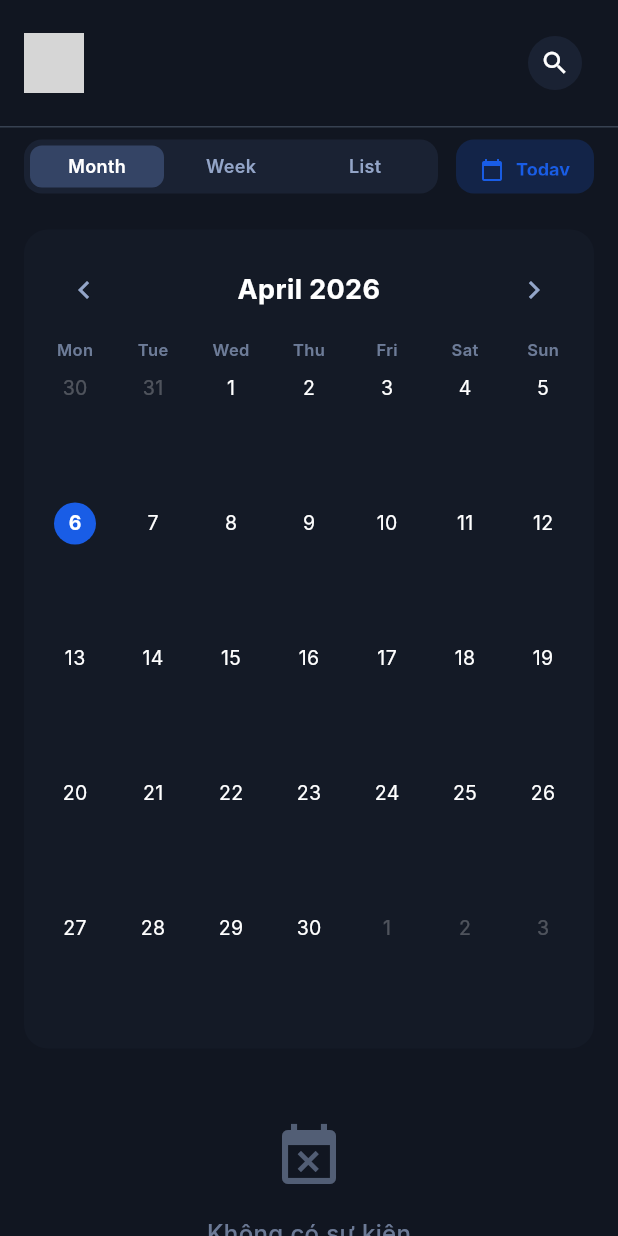
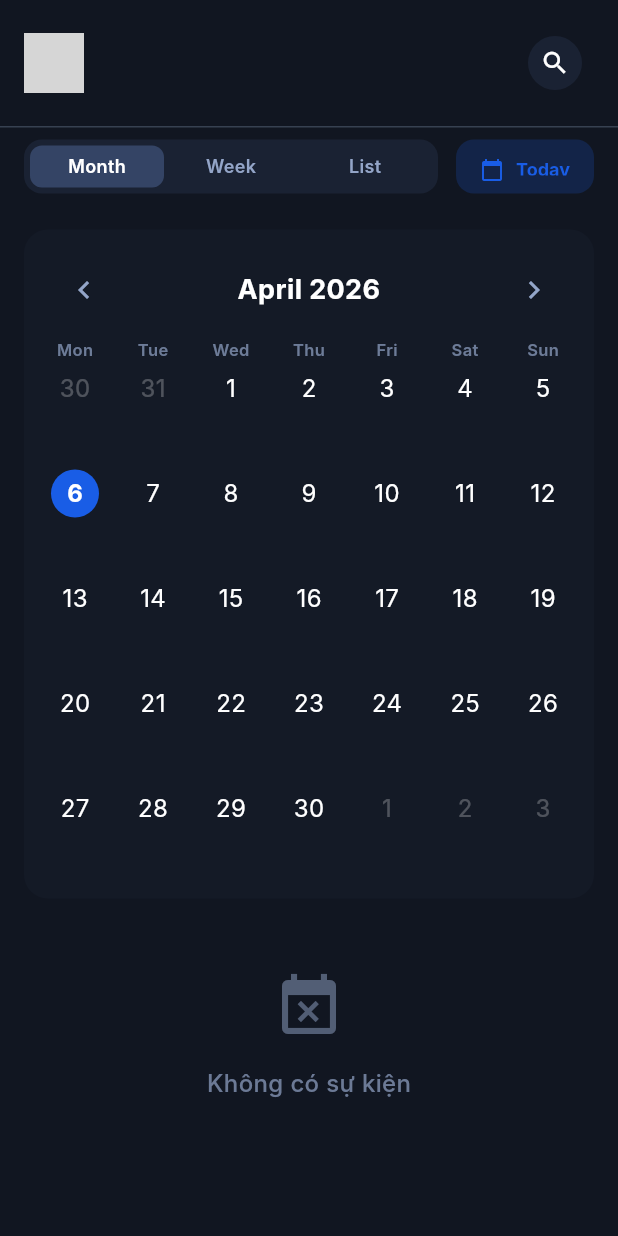
Before and after one commit to HongPhuoc203/CG-Calendar-2026-IOS, a Flutter app: the CalendarScreen screen opened directly, on a phone screen of 412 x 824 dp. Run offline on Flutter 3.47's test engine with Material 3 defaults, Android fonts, the phone set to English and light mode, and no system bars; drawn by our look-alikes of table_calendar; our stand-ins replace cloud_firestore, equatable, firebase_auth, firebase_core, firebase_messaging, fl_chart and 12 more; missing offline and left inert: dart:html, excel; accounts and stored records are empty; generated files the repository leaves out were written again; network calls fail; Roboto replaces fonts that are missing (Inter); grey boxes are pictures that could not be loaded.

Commit message:
feat: update fcm service, auth, login, calendar and event details screens
Made-with: Cursor

```diff
--- a/lib/presentation/calendar/calendar_screen.dart
+++ b/lib/presentation/calendar/calendar_screen.dart
@@ -620,7 +620,7 @@ class _CalendarScreenState extends ConsumerState<CalendarScreen> {
   // ─── Calendar layout constants ──────────────────────────────────────────────
 
   /// Height of each week row in the month grid.
-  static const double _kRowH = 90.0;
+  static const double _kRowH = 70.0;
 
   /// Height reserved for the day-number circle inside each cell.
   static const double _kDayNumH = 36.0;
@@ -707,8 +707,8 @@ class _CalendarScreenState extends ConsumerState<CalendarScreen> {
             height: _kDayNumH,
             child: Center(
               child: Container(
-                width: 28,
-                height: 28,
+                width: 32,
+                height: 32,
                 alignment: Alignment.center,
                 decoration: isSelected
                     ? const BoxDecoration(
@@ -727,7 +727,7 @@ class _CalendarScreenState extends ConsumerState<CalendarScreen> {
                     fontWeight: isSelected || isToday
                         ? FontWeight.bold
                         : FontWeight.normal,
-                    fontSize: 13,
+                    fontSize: 16,
                   ),
                 ),
               ),
```
Also changed, not shown: lib/data/services/fcm_service.dart (+12 -1 lines), lib/presentation/auth/auth_wrapper.dart (+8 -15 lines), lib/presentation/auth/login_screen.dart (+11 -3 lines), lib/presentation/event_details/event_details_screen.dart (+27 -0 lines), 1 other file.
